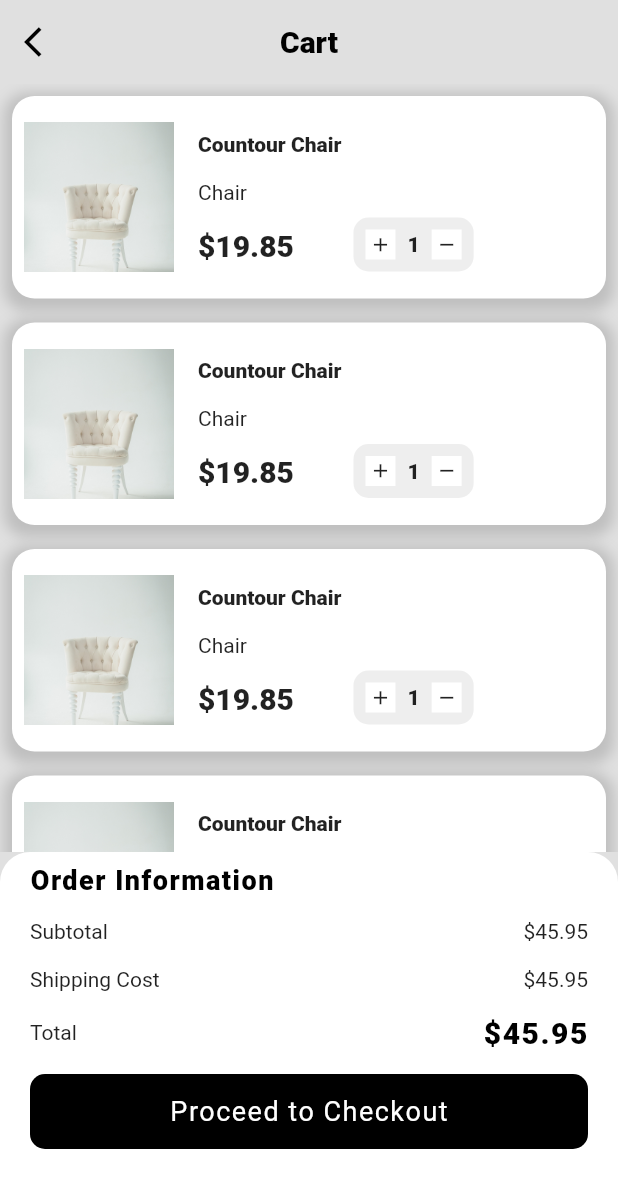
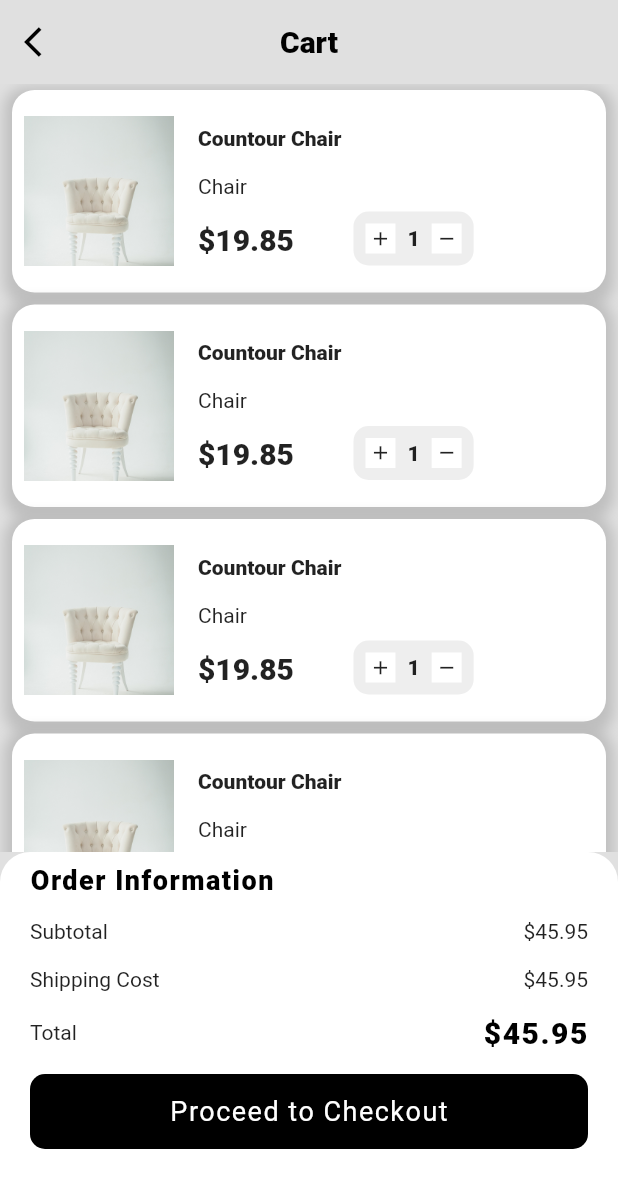
Before and after one commit to TrojanSystem/E-Commerce, a Flutter app: the CartedScreen screen opened directly, on a phone screen of 412 x 824 dp. Shown: the top 1188 px of the screen. Run offline on Flutter 3.47's test engine with Material 2 defaults, Android fonts, the phone set to English and light mode, and no system bars; our stand-ins replace persistent_bottom_nav_bar.

Commit message:
Fix overflow in the cart screen

```diff
--- a/lib/screen/carted_screen.dart
+++ b/lib/screen/carted_screen.dart
@@ -31,7 +31,7 @@ class CartedScreen extends StatelessWidget {
             child: ListView.builder(
               itemCount: 5,
               itemBuilder: (context, index) => Container(
-                padding: const EdgeInsets.all(8.0),
+                padding: const EdgeInsets.fromLTRB(8, 4.0, 8, 4),
                 child: Container(
                   child: Row(
                     mainAxisSize: MainAxisSize.min,
```
